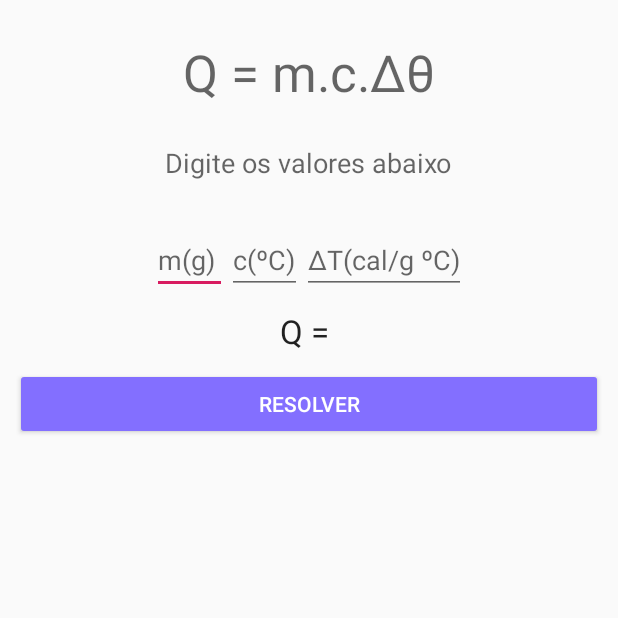
After one commit to EduardoZortea18/SafeBeta, an Android app: the fragment Calorimetria shown on its own in the app's theme, on a phone screen of 412 x 824 dp, the top half of it. The commit adds this screen. Run offline under Robolectric (Android 15) with nearby library versions, the phone set to English and light mode, and no system bars.

Commit message:
Ferramentas de cálculo atualizadas:
-Calorimetria;
-Distância;
-Enpuxo;

Ainda há o que revisar!!

```diff
--- /dev/null
+++ b/app/src/main/java/com/example/safe_v02/Ferramentas_de_calculo/Fisica/Calorimetria.java
@@ -0,0 +1,52 @@
+package com.example.safe_v02.Ferramentas_de_calculo.Fisica;
+
+import android.content.Context;
+import android.net.Uri;
+import android.os.Bundle;
+
+import androidx.fragment.app.Fragment;
+
+import android.view.LayoutInflater;
+import android.view.View;
+import android.view.ViewGroup;
+import android.widget.Button;
+import android.widget.EditText;
+import android.widget.TextView;
+
+import com.example.safe_v02.R;
+
+
+public class Calorimetria extends Fragment {
+EditText txtMassa,txtCalor,txtVarTemperatura;
+TextView txtQCalor;
+Button btnCalorimetria;
+    @Override
+    public View onCreateView(LayoutInflater inflater, ViewGroup container,
+                             Bundle savedInstanceState) {
+        View view =  inflater.inflate(R.layout.fragment_calorimetria, container, false);
+
+        txtMassa = (EditText)view.findViewById(R.id.txtCalorimetria1);
+        txtCalor = (EditText)view.findViewById(R.id.txtCalorimetria2);
+        txtVarTemperatura = (EditText)view.findViewById(R.id.txtCalorimetria3);
+        txtQCalor = (TextView)view.findViewById(R.id.txtCalorimetria4);
+
+        btnCalorimetria = (Button)view.findViewById(R.id.btnCalorimetria);
+        btnCalorimetria.setOnClickListener(new View.OnClickListener() {
+            @Override
+            public void onClick(View v) {
+                float q=0,m=0,c=0,varT=0;
+                if((txtMassa.getText().toString().length()>0)&&(txtCalor.getText().toString().length()>0)&&(txtVarTemperatura.getText().toString().length()>0)){
+                    m = Float.parseFloat(txtMassa.getText().toString());
+                    c = Float.parseFloat(txtCalor.getText().toString());
+                    varT = Float.parseFloat(txtVarTemperatura.getText().toString());
+                    q=(m*c*varT);
+                    txtQCalor.setText("Q = "+q+"cal");
+                }
+            }
+        });
+
+        return view;
+    }
+
+
+}
--- a/app/src/main/java/com/example/safe_v02/Ferramentas_de_calculo/Bhaskara.java
+++ b/app/src/main/java/com/example/safe_v02/Ferramentas_de_calculo/Matematica/Bhaskara.java
@@ -1,4 +1,4 @@
-package com.example.safe_v02.Ferramentas_de_calculo;
+package com.example.safe_v02.Ferramentas_de_calculo.Matematica;
 
 
 import android.os.Bundle;
--- a/app/src/main/java/com/example/safe_v02/Ferramentas_de_calculo/RegraDeTres.java
+++ b/app/src/main/java/com/example/safe_v02/Ferramentas_de_calculo/Matematica/RegraDeTres.java
@@ -1,4 +1,4 @@
-package com.example.safe_v02.Ferramentas_de_calculo;
+package com.example.safe_v02.Ferramentas_de_calculo.Matematica;
 
 import android.os.Bundle;
 
--- /dev/null
+++ b/app/src/main/res/layout/fragment_calorimetria.xml
@@ -0,0 +1,90 @@
+<?xml version="1.0" encoding="utf-8"?>
+<ScrollView xmlns:android="http://schemas.android.com/apk/res/android"
+    xmlns:tools="http://schemas.android.com/tools"
+    android:layout_width="match_parent"
+    android:layout_height="match_parent"
+    tools:context=".Ferramentas_de_calculo.Fisica.Calorimetria">
+
+    <LinearLayout
+        android:layout_width="match_parent"
+        android:layout_height="match_parent"
+        android:orientation="vertical">
+
+        <TextView
+            android:layout_width="wrap_content"
+            android:layout_height="wrap_content"
+            android:textAppearance="@style/TextAppearance.AppCompat.Display1"
+            android:text="Q = m.c.Δθ"
+            android:layout_gravity="center_horizontal"
+            android:layout_marginTop="25dp"/>
+
+        <TextView
+            android:layout_width="wrap_content"
+            android:layout_height="wrap_content"
+            android:textAppearance="@style/TextAppearance.AppCompat.Medium"
+            android:text="Digite os valores abaixo"
+            android:layout_gravity="center_horizontal"
+            android:layout_marginTop="25dp"/>
+
+        <LinearLayout
+            android:layout_width="wrap_content"
+            android:layout_height="wrap_content"
+            android:orientation="horizontal"
+            android:layout_gravity="center_horizontal"
+            android:layout_marginTop="30dp"
+            >
+
+            <EditText
+                android:layout_width="wrap_content"
+                android:layout_height="wrap_content"
+                android:minWidth="50dp"
+                android:id="@+id/txtCalorimetria1"
+                android:digits="0123456789.-"
+                android:inputType="numberDecimal"
+                android:hint="m(g)"
+                />
+
+            <EditText
+                android:layout_width="wrap_content"
+                android:layout_height="wrap_content"
+                android:minWidth="50dp"
+                android:id="@+id/txtCalorimetria2"
+                android:digits="0123456789.-"
+                android:inputType="numberDecimal"
+                android:hint="c(ºC)"
+                />
+
+            <EditText
+                android:layout_width="wrap_content"
+                android:layout_height="wrap_content"
+                android:minWidth="50dp"
+                android:id="@+id/txtCalorimetria3"
+                android:digits="0123456789.-"
+                android:inputType="numberDecimal"
+                android:hint="ΔT(cal/g ºC)"
+                />
+
+        </LinearLayout>
+
+        <TextView
+            android:layout_width="wrap_content"
+            android:layout_height="wrap_content"
+            android:id="@+id/txtCalorimetria4"
+            android:text="Q = "
+            android:layout_marginTop="10dp"
+            android:layout_gravity="center_horizontal"
+            android:textAppearance="@style/TextAppearance.AppCompat.Large"
+        />
+
+        <Button
+            android:layout_width="match_parent"
+            android:layout_height="wrap_content"
+            android:id="@+id/btnCalorimetria"
+            android:text="Resolver"
+            android:backgroundTint="@color/AzulClaro"
+            android:textColor="@color/Branco"
+            android:layout_margin="10dp"
+            />
+    </LinearLayout>
+
+</ScrollView>
```
Also changed, not shown: app/src/main/java/com/example/safe_v02/Ferramentas_de_calculo/Fisica/Distancia.java (added, +49 -0 lines), app/src/main/java/com/example/safe_v02/Ferramentas_de_calculo/Fisica/Empuxo.java (added, +53 -0 lines), app/src/main/java/com/example/safe_v02/Ferramentas_de_calculo/InicioCalculadora.java (+21 -0 lines), app/src/main/res/layout/activity_inicio_calculadora.xml (+8 -3 lines), app/src/main/res/layout/fragment_bhaskara.xml (+7 -6 lines), app/src/main/res/layout/fragment_distancia.xml (added, +79 -0 lines), app/src/main/res/layout/fragment_empuxo.xml (added, +89 -0 lines), app/src/main/res/layout/fragment_regra_de_tres.xml (+5 -3 lines).
